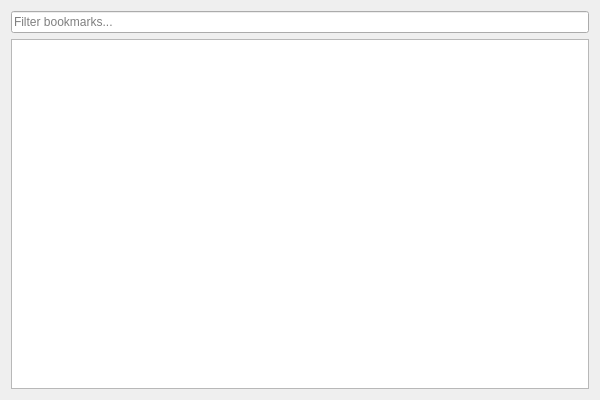
Old version of the form ui/favorites_dialog.ui in the repository dawciobiel/QuickFile.
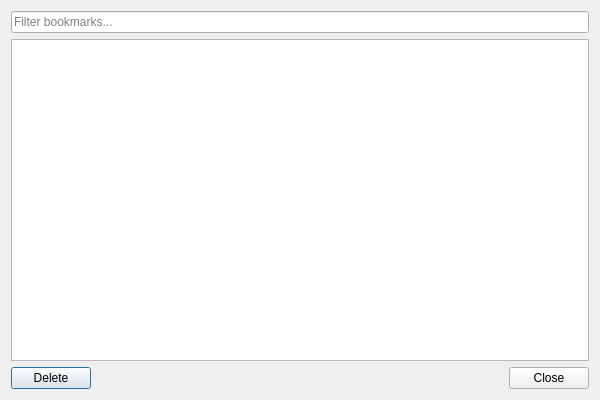
New version of the form.

Commit message: Feat: Add delete and close buttons to favorites dialog

Diff of the .ui file:
```diff
--- a/ui/favorites_dialog.ui
+++ b/ui/favorites_dialog.ui
@@ -24,6 +24,37 @@
             <item>
                 <widget class="QListWidget" name="bookmarks_list"/>
             </item>
+   <item>
+    <layout class="QHBoxLayout" name="horizontalLayout">
+     <item>
+      <widget class="QPushButton" name="delete_button">
+       <property name="text">
+        <string>Delete</string>
+       </property>
+      </widget>
+     </item>
+     <item>
+      <spacer name="horizontalSpacer">
+       <property name="orientation">
+        <enum>Qt::Horizontal</enum>
+       </property>
+       <property name="sizeHint" stdset="0">
+        <size>
+         <width>40</width>
+         <height>20</height>
+        </size>
+       </property>
+      </spacer>
+     </item>
+     <item>
+      <widget class="QPushButton" name="close_button">
+       <property name="text">
+        <string>Close</string>
+       </property>
+      </widget>
+     </item>
+    </layout>
+   </item>
         </layout>
     </widget>
     <resources/>
```
Lines whose indentation alone changed are shown as unchanged. The commit also changes 2 other files.
